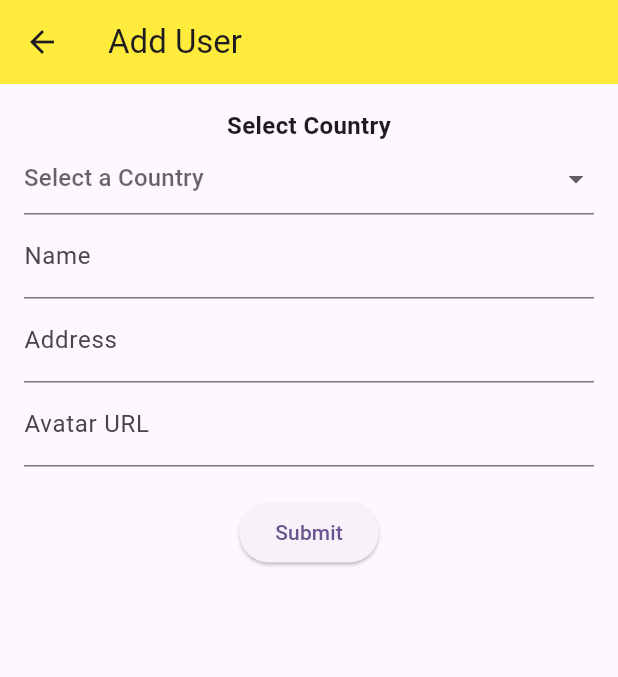
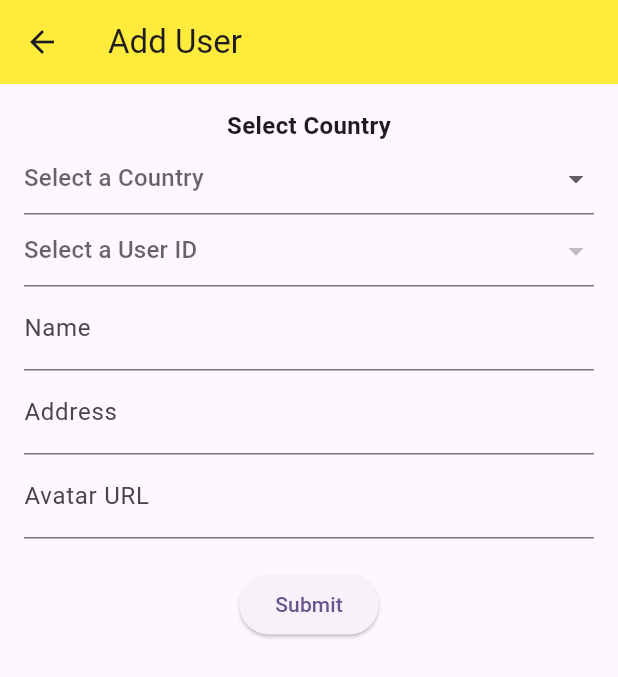
Before and after one commit to harshyadavDeveloper/learning_flutter, a Flutter app: the AddUserPage screen opened directly, on a phone screen of 412 x 824 dp. Shown: the top 677 px of the screen. Run offline on Flutter 3.47's test engine with Material 3 defaults, Android fonts, the phone set to English and light mode, and no system bars; our stand-ins replace dio; accounts and stored records are empty; network calls fail.

Commit message:
1. added new dropdown for users.

```diff
--- a/lib/add_user.dart
+++ b/lib/add_user.dart
@@ -39,6 +39,7 @@ class _AddUserPageState extends State<AddUserPage> {
   dynamic selectedCountry;
   dynamic selectedRole;
   dynamic selectedDepartment;
+  String? selectedUserId;
 
   @override
   Widget build(BuildContext context) {
@@ -79,6 +80,23 @@ class _AddUserPageState extends State<AddUserPage> {
                       print("Selected country name: ${country['name']}");
                       print("Selected country id: ${country['id']}");
                     }),
+
+                // ["harsh:231", "john:421", "doe:5342"]
+
+                DropdownButtonFormField<String>(
+                  initialValue: selectedUserId,
+                  hint: const Text("Select a User ID"),
+                  items: controller.userList.map((user) {
+                    return DropdownMenuItem(
+                        value: user.id, child: Text(user.name ?? "No name"));
+                  }).toList(),
+                  onChanged: (value) {
+                    setState(() {
+                      selectedUserId = value;
+                    });
+                    print("selected user id: $value");
+                  },
+                ),
 
                 TextFormField(
                   controller: _nameController,
--- a/lib/user_model.dart
+++ b/lib/user_model.dart
@@ -1,21 +1,19 @@
-import 'package:equatable/equatable.dart';
+class UserModel {
+  String? createdAt;
+  String? name;
+  String? avatar;
+  String? address;
+  String? id;
 
-class UserModel extends Equatable {
-  final String? createdAt;
-  final String? name;
-  final String? avatar;
-  final String? address;
-  final String? id;
+  UserModel({this.createdAt, this.name, this.avatar, this.address, this.id});
 
-  const UserModel(
-      {this.createdAt, this.name, this.avatar, this.address, this.id});
-
-  UserModel.fromJson(Map<String, dynamic> json)
-      : createdAt = json['createdAt'],
-        name = json['name'],
-        avatar = json['avatar'],
-        address = json['address'],
-        id = json['id'];
+  UserModel.fromJson(Map<String, dynamic> json) {
+    createdAt = json['createdAt'];
+    name = json['name'];
+    avatar = json['avatar'];
+    address = json['address'];
+    id = json['id'];
+  }
 
   Map<String, dynamic> toJson() {
     final Map<String, dynamic> data = <String, dynamic>{};
@@ -26,7 +24,4 @@ class UserModel extends Equatable {
     data['id'] = id;
     return data;
   }
-
-  @override
-  List<Object?> get props => [createdAt, name, avatar, address, id];
 }
```
Also changed, not shown: lib/list_controller.dart (+17 -0 lines).
